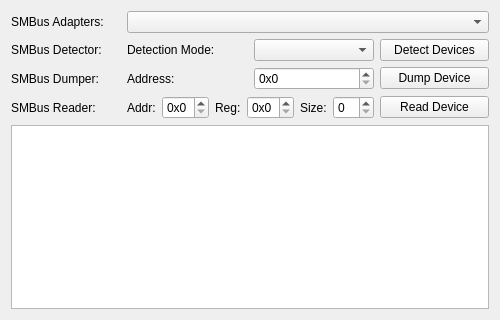
Above: qt/systeminfopage.ui from Hyun-sudo/OpenSourceSWIntroductionProject before the change. Below: the same form after it.
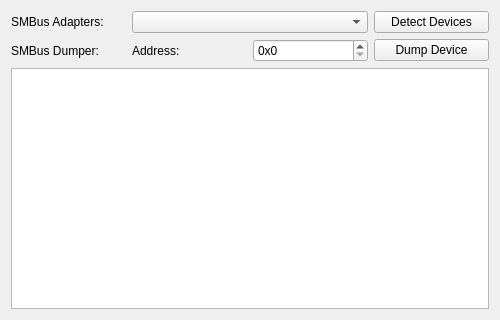
That is the form after the change.

Diff of the .ui file:
```diff
--- a/qt/systeminfopage.ui
+++ b/qt/systeminfopage.ui
@@ -21,48 +21,31 @@
      </property>
     </widget>
    </item>
-   <item row="0" column="1" colspan="3">
+   <item row="0" column="1" colspan="2">
     <widget class="QComboBox" name="SMBusAdaptersBox"/>
    </item>
-   <item row="1" column="0">
-    <widget class="QLabel" name="SMBusDetectorLabel">
-     <property name="text">
-      <string>SMBus Detector:</string>
-     </property>
-    </widget>
-   </item>
-   <item row="1" column="1">
-    <widget class="QLabel" name="SMBusDetectModeLabel">
-     <property name="text">
-      <string>Detection Mode:</string>
-     </property>
-    </widget>
-   </item>
-   <item row="1" column="2">
-    <widget class="QComboBox" name="SMBusDetectionModeBox"/>
-   </item>
-   <item row="1" column="3">
+   <item row="0" column="3">
     <widget class="QPushButton" name="DetectButton">
      <property name="text">
       <string>Detect Devices</string>
      </property>
     </widget>
    </item>
-   <item row="2" column="0">
+   <item row="1" column="0">
     <widget class="QLabel" name="SMBusDumpLabel">
      <property name="text">
       <string>SMBus Dumper:</string>
      </property>
     </widget>
    </item>
-   <item row="2" column="1">
+   <item row="1" column="1">
     <widget class="QLabel" name="DumpAddressLabel">
      <property name="text">
       <string>Address:</string>
      </property>
     </widget>
    </item>
-   <item row="2" column="2">
+   <item row="1" column="2">
     <widget class="QSpinBox" name="DumpAddressBox">
      <property name="suffix">
       <string/>
@@ -78,82 +61,14 @@
      </property>
     </widget>
    </item>
-   <item row="2" column="3">
+   <item row="1" column="3">
     <widget class="QPushButton" name="DumpButton">
      <property name="text">
       <string>Dump Device</string>
      </property>
     </widget>
    </item>
-   <item row="3" column="0">
-    <widget class="QLabel" name="SMBusReaderLabel">
-     <property name="text">
-      <string>SMBus Reader:</string>
-     </property>
-    </widget>
-   </item>
-   <item row="3" column="1" colspan="2">
-    <layout class="QHBoxLayout" name="horizontalLayout">
-     <item>
-      <widget class="QLabel" name="ReadAddressLabel">
-       <property name="text">
-        <string>Addr:</string>
-       </property>
-      </widget>
-     </item>
-     <item>
-      <widget class="QSpinBox" name="ReadAddressBox">
-       <property name="prefix">
-        <string>0x</string>
-       </property>
-       <property name="maximum">
-        <number>255</number>
-       </property>
-       <property name="displayIntegerBase">
-        <number>16</number>
-       </property>
-      </widget>
-     </item>
-     <item>
-      <widget class="QLabel" name="ReadRegisterLabel">
-       <property name="text">
-        <string>Reg:</string>
-       </property>
-      </widget>
-     </item>
-     <item>
-      <widget class="QSpinBox" name="ReadRegisterBox">
-       <property name="prefix">
-        <string>0x</string>
-       </property>
-       <property name="maximum">
-        <number>255</number>
-       </property>
-       <property name="displayIntegerBase">
-        <number>16</number>
-       </property>
-      </widget>
-     </item>
-     <item>
-      <widget class="QLabel" name="ReadSizeLabel">
-       <property name="text">
-        <string>Size:</string>
-       </property>
-      </widget>
-     </item>
-     <item>
-      <widget class="QSpinBox" name="ReadSizeBox"/>
-     </item>
-    </layout>
-   </item>
-   <item row="3" column="3">
-    <widget class="QPushButton" name="ReadButton">
-     <property name="text">
-      <string>Read Device</string>
-     </property>
-    </widget>
-   </item>
-   <item row="4" column="0" colspan="4">
+   <item row="2" column="0" colspan="4">
     <widget class="QPlainTextEdit" name="SMBusDataText"/>
    </item>
   </layout>
```
Left out of the diff: 4 changed lines with no effect on the pictures.
